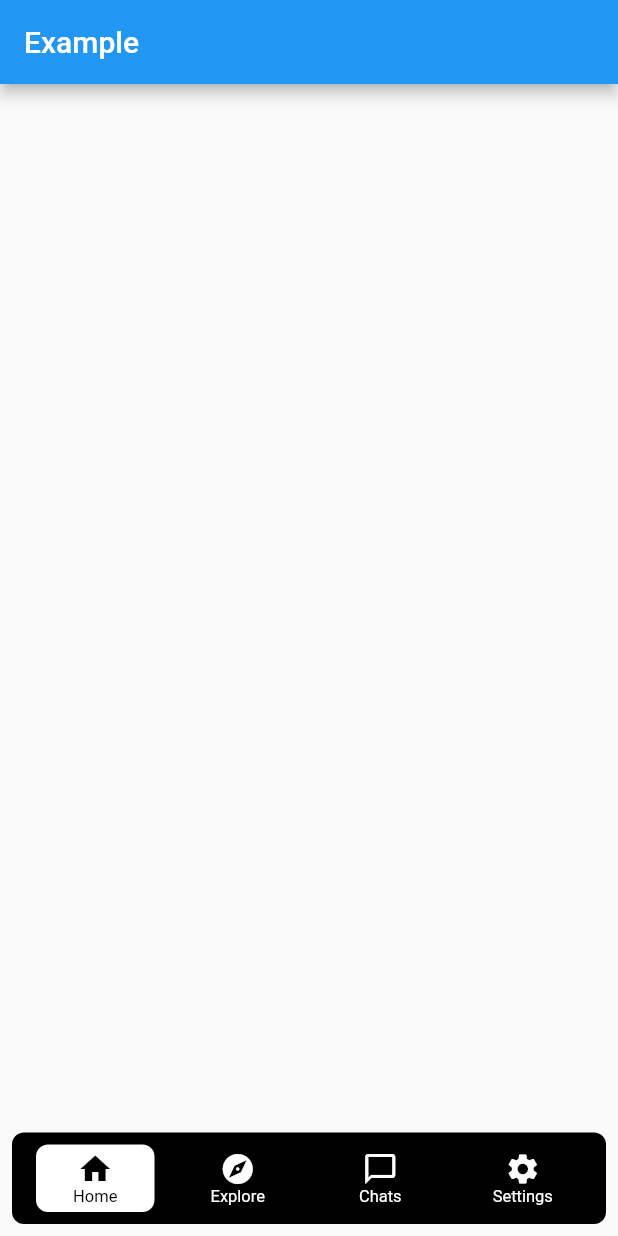
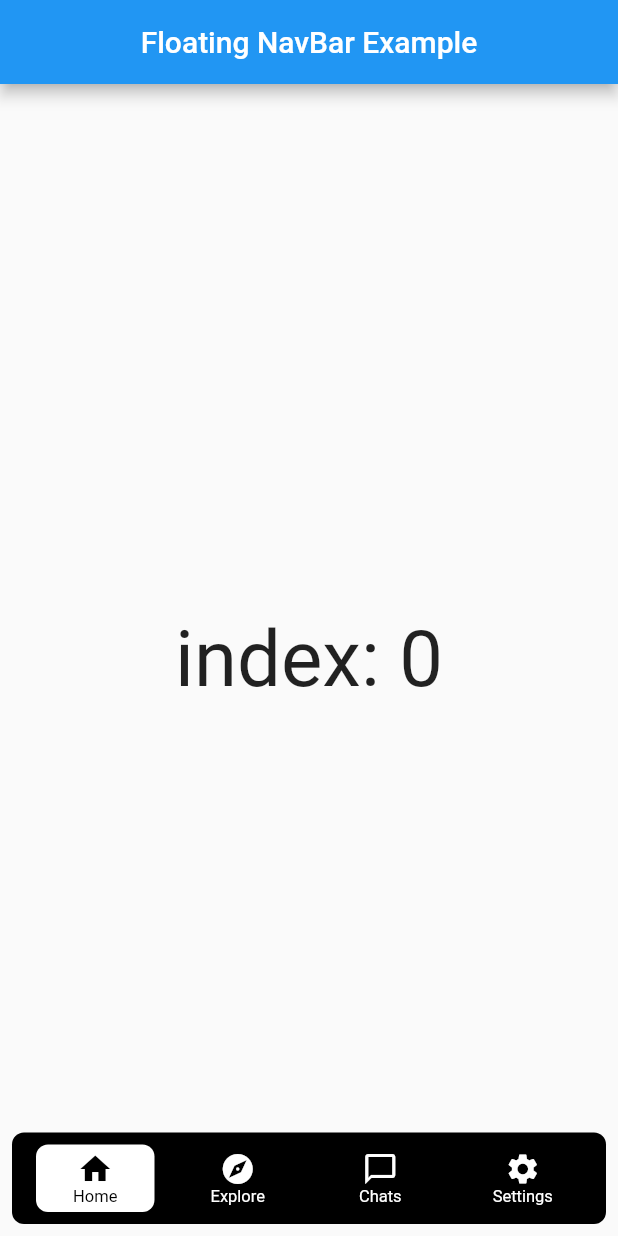
Before and after one commit to right7ctrl/flutter_floating_bottom_navigation_bar, a Flutter app: the screen it shows after launch, on a phone screen of 412 x 824 dp. Run offline on Flutter 3.47's test engine with Material 2 defaults, Android fonts, the phone set to English and light mode, and no system bars.

Commit message:
item builder

```diff
--- a/example/lib/main.dart
+++ b/example/lib/main.dart
@@ -1,24 +1,39 @@
+import 'package:floating_bottom_navigation_bar/floating_bottom_navigation_bar.dart';
 import 'package:flutter/material.dart';
-import 'package:floating_bottom_navigation_bar/floating_bottom_navigation_bar.dart';
+
 void main() => runApp(MyApp());
 
-class MyApp extends StatelessWidget {
+class MyApp extends StatefulWidget {
   // This widget is the root of your application.
+  @override
+  _MyAppState createState() => _MyAppState();
+}
+
+class _MyAppState extends State<MyApp> {
+  int _index = 0;
+
   @override
   Widget build(BuildContext context) {
     return MaterialApp(
-      title: 'Flutter Demo',
+      title: 'Floating NavBar Example',
       home: Scaffold(
         appBar: AppBar(
-          title: Text('Example'),
+          title: Text('Floating NavBar Example'),
+          centerTitle: true,
         ),
         //If you want to show body behind the navbar, it should be true
         extendBody: true,
+        body: Center(
+          child: Text(
+            "index: $_index",
+            style: TextStyle(
+              fontSize: 52,
+            ),
+          ),
+        ),
         bottomNavigationBar: FloatingNavbar(
-          onTap: (int val) {
-            //returns tab id which is user tapped
-          },
-          currentIndex: 0,
+          onTap: (int val) => setState(() => _index = val),
+          currentIndex: _index,
           items: [
             FloatingNavbarItem(icon: Icons.home, title: 'Home'),
             FloatingNavbarItem(icon: Icons.explore, title: 'Explore'),
--- a/lib/src/floating_navbar.dart
+++ b/lib/src/floating_navbar.dart
@@ -1,5 +1,7 @@
 import 'package:floating_bottom_navigation_bar/src/floating_navbar_item.dart';
 import 'package:flutter/material.dart';
+
+typedef Widget ItemBuilder(BuildContext context, FloatingNavbarItem items);
 
 class FloatingNavbar extends StatefulWidget {
   final List<FloatingNavbarItem> items;
@@ -13,12 +15,14 @@ class FloatingNavbar extends StatefulWidget {
   final double iconSize;
   final double itemBorderRadius;
   final double borderRadius;
+  final ItemBuilder itemBuilder;
 
-  const FloatingNavbar(
-      {Key key,
+  FloatingNavbar({
+    Key key,
     @required this.items,
     @required this.currentIndex,
     @required this.onTap,
+    ItemBuilder itemBuilder,
     this.backgroundColor = Colors.black,
     this.selectedBackgroundColor = Colors.white,
     this.selectedItemColor = Colors.black,
@@ -26,10 +30,24 @@ class FloatingNavbar extends StatefulWidget {
     this.fontSize = 11.0,
     this.borderRadius = 8,
     this.itemBorderRadius = 8,
-      this.unselectedItemColor = Colors.white})
-      : assert(items.length > 1),
+    this.unselectedItemColor = Colors.white,
+  })  : assert(items.length > 1),
         assert(items.length <= 5),
         assert(currentIndex <= items.length),
+        itemBuilder = itemBuilder ??
+            _defaultItemBuilder(
+              unselectedItemColor: unselectedItemColor,
+              selectedItemColor: selectedItemColor,
+              borderRadius: borderRadius,
+              fontSize: fontSize,
+              backgroundColor: backgroundColor,
+              currentIndex: currentIndex,
+              iconSize: iconSize,
+              itemBorderRadius: itemBorderRadius,
+              items: items,
+              onTap: onTap,
+              selectedBackgroundColor: selectedBackgroundColor,
+            ),
         super(key: key);
 
   @override
@@ -62,50 +80,7 @@ class _FloatingNavbarState extends State<FloatingNavbar> {
                   mainAxisAlignment: MainAxisAlignment.spaceAround,
                   mainAxisSize: MainAxisSize.max,
                   children: items.map((f) {
-                    return Expanded(
-                      child: Row(
-                        mainAxisSize: MainAxisSize.min,
-                        mainAxisAlignment: MainAxisAlignment.center,
-                        children: <Widget>[
-                          AnimatedContainer(
-                            duration: Duration(milliseconds: 300),
-                            decoration: BoxDecoration(
-                                color: widget.currentIndex == items.indexOf(f) ? widget.selectedBackgroundColor : widget.backgroundColor,
-                                borderRadius: BorderRadius.circular(widget.itemBorderRadius)),
-                            child: InkWell(
-                              onTap: () {
-                                this.widget.onTap(items.indexOf(f));
-                              },
-                              borderRadius: BorderRadius.circular(8),
-                              child: Container(
-                                //max-width for each item
-                                //24 is the padding from left and right
-                                width: MediaQuery.of(context).size.width * (100 / (items.length * 100)) - 24,
-                                padding: EdgeInsets.all(4),
-                                child: Column(
-                                  mainAxisSize: MainAxisSize.max,
-                                  mainAxisAlignment: MainAxisAlignment.center,
-                                  crossAxisAlignment: CrossAxisAlignment.center,
-                                  children: <Widget>[
-                                    Icon(
-                                      f.icon,
-                                      color: widget.currentIndex == items.indexOf(f) ? widget.selectedItemColor : widget.unselectedItemColor,
-                                      size: widget.iconSize,
-                                    ),
-                                    Text(
-                                      '${f.title}',
-                                      style: TextStyle(
-                                          color: widget.currentIndex == items.indexOf(f) ? widget.selectedItemColor : widget.unselectedItemColor,
-                                          fontSize: widget.fontSize),
-                                    ),
-                                  ],
-                                ),
-                              ),
-                            ),
-                          ),
-                        ],
-                      ),
-                    );
+                    return widget.itemBuilder(context, f);
                   }).toList(),
                 ),
               ),
@@ -116,3 +91,71 @@ class _FloatingNavbarState extends State<FloatingNavbar> {
     );
   }
 }
+
+ItemBuilder _defaultItemBuilder({
+  Function(int val) onTap,
+  List<FloatingNavbarItem> items,
+  int currentIndex,
+  Color selectedBackgroundColor,
+  Color selectedItemColor,
+  Color unselectedItemColor,
+  Color backgroundColor,
+  double fontSize,
+  double iconSize,
+  double itemBorderRadius,
+  double borderRadius,
+}) {
+  return (BuildContext context, FloatingNavbarItem item) => Expanded(
+        child: Row(
+          mainAxisSize: MainAxisSize.min,
+          mainAxisAlignment: MainAxisAlignment.center,
+          children: <Widget>[
+            AnimatedContainer(
+              duration: Duration(milliseconds: 300),
+              decoration: BoxDecoration(
+                  color: currentIndex == items.indexOf(item)
+                      ? selectedBackgroundColor
+                      : backgroundColor,
+                  borderRadius: BorderRadius.circular(itemBorderRadius)),
+              child: InkWell(
+                onTap: () {
+                  onTap(items.indexOf(item));
+                },
+                borderRadius: BorderRadius.circular(8),
+                child: Container(
+                  //max-width for each item
+                  //24 is the padding from left and right
+                  width: MediaQuery.of(context).size.width *
+                          (100 / (items.length * 100)) -
+                      24,
+                  padding: EdgeInsets.all(4),
+                  child: Column(
+                    mainAxisSize: MainAxisSize.max,
+                    mainAxisAlignment: MainAxisAlignment.center,
+                    crossAxisAlignment: CrossAxisAlignment.center,
+                    children: <Widget>[
+                      Icon(
+                        item.icon,
+                        color: currentIndex == items.indexOf(item)
+                            ? selectedItemColor
+                            : unselectedItemColor,
+                        size: iconSize,
+                      ),
+                      Text(
+                        '${item.title}',
+                        style: TextStyle(
+                          color: currentIndex == items.indexOf(item)
+                              ? selectedItemColor
+                              : unselectedItemColor,
+                          fontSize: fontSize,
+                        ),
+                      ),
+                    ],
+                  ),
+                ),
+              ),
+            ),
+          ],
+        ),
+      );
+}
```
Also changed, not shown: example/pubspec.lock, pubspec.lock. Lines whose indentation alone changed are shown as unchanged.
